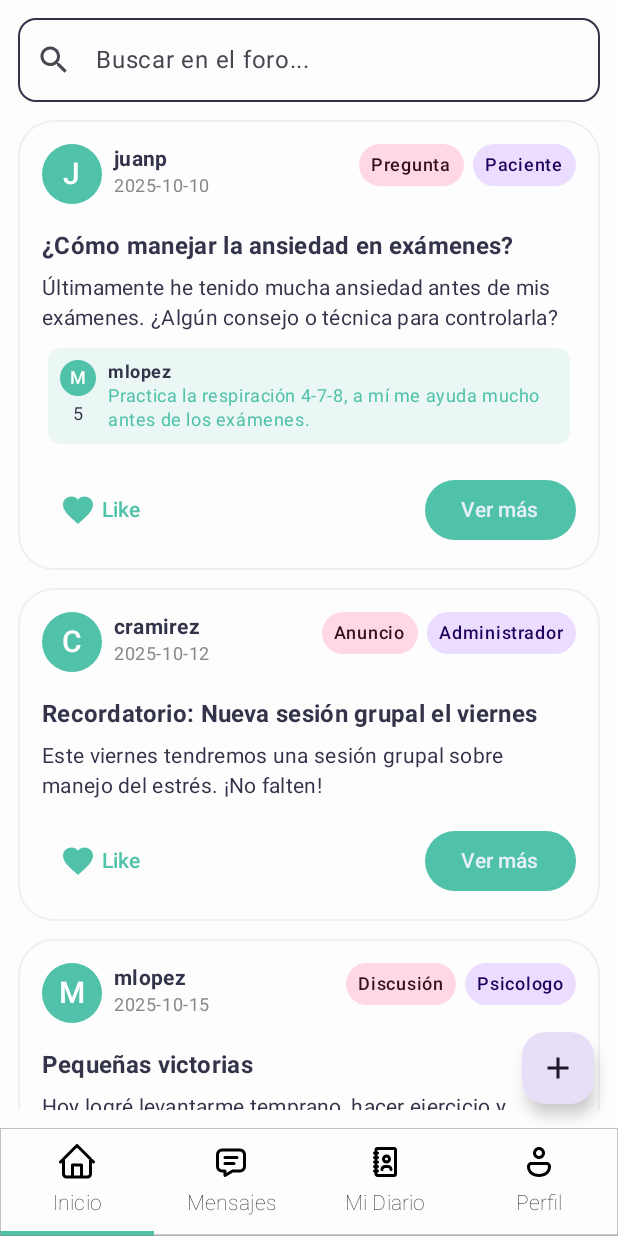
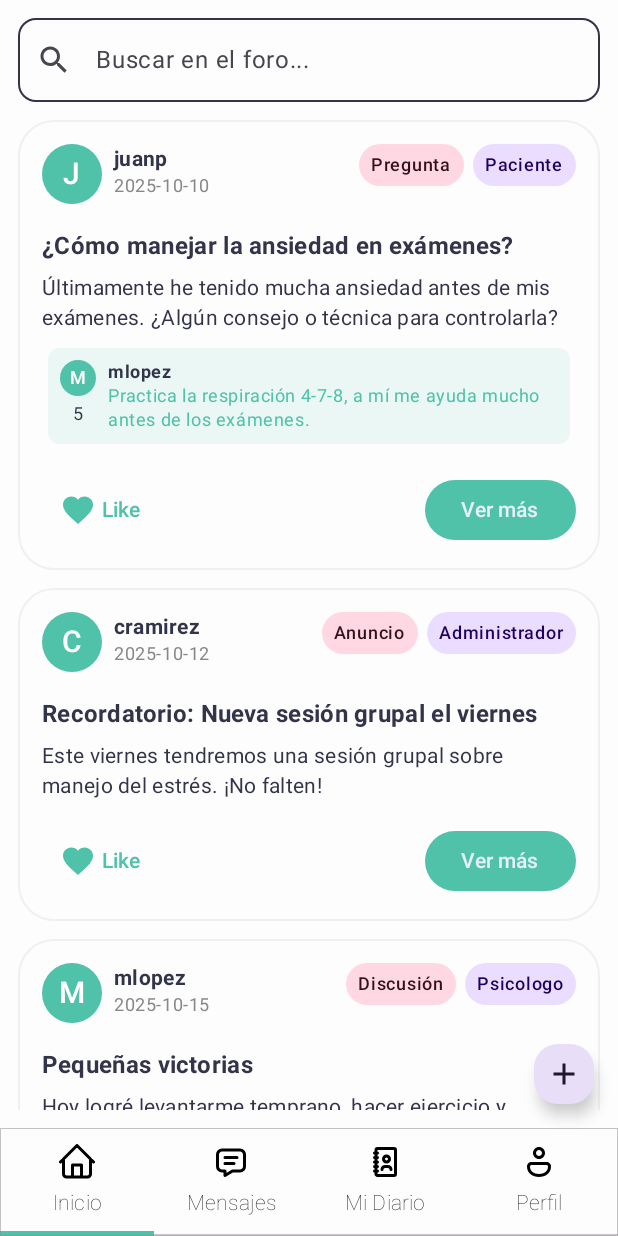
Before and after one commit to LaAlejandraDev/ProjectTakeCareMovil, an Android app built with Jetpack Compose: the screen it shows after launch (MainActivity), on a phone screen of 412 x 824 dp. Run offline under Robolectric (Android 15) with nearby library versions, the phone set to English and light mode, and no system bars.

Commit message:
Recomposicion de componente boton flotante

```diff
--- a/app/src/main/java/com/example/takecare/ui/components/FloatingButton.kt
+++ b/app/src/main/java/com/example/takecare/ui/components/FloatingButton.kt
@@ -10,14 +10,18 @@ import androidx.compose.material3.Icon
 import androidx.compose.material3.MaterialTheme
 import androidx.compose.runtime.Composable
 import androidx.compose.ui.Modifier
+import androidx.compose.ui.unit.Dp
 import androidx.compose.ui.unit.dp
 import androidx.navigation.NavController
 import com.example.takecare.ui.navigation.HomeRoutes
 
 @Composable
 fun FloatingPostButton(
-    navController: NavController
+    navController: NavController,
+    buttonSize: ButtonSize = ButtonSize.SMALL,
+    content: @Composable () -> Unit = {}
 ) {
+
     FloatingActionButton(
         onClick = { navController.navigate(HomeRoutes.CreatePost.route) },
         shape = RoundedCornerShape(16.dp),
@@ -27,11 +31,14 @@ fun FloatingPostButton(
             defaultElevation = 6.dp,
             pressedElevation = 10.dp
         ),
-        modifier = Modifier.size(48.dp)
+        modifier = Modifier.size(buttonSize.size)
     ) {
-        Icon(
-            imageVector = Icons.Default.Add,
-            contentDescription = "Crear post",
-        )
+        content()
     }
 }
+
+enum class ButtonSize(val size: Dp) {
+    SMALL(40.dp),
+    MEDIUM(56.dp),
+    LARGE(72.dp)
+}
--- a/app/src/main/java/com/example/takecare/ui/screens/home/HomeScreen.kt
+++ b/app/src/main/java/com/example/takecare/ui/screens/home/HomeScreen.kt
@@ -2,24 +2,28 @@ package com.example.takecare.ui.screens.home
 
 import BottomTabBar
 import androidx.compose.foundation.background
+import androidx.compose.foundation.layout.Arrangement
 import androidx.compose.foundation.layout.Box
+import androidx.compose.foundation.layout.Column
 import androidx.compose.foundation.layout.fillMaxSize
 import androidx.compose.foundation.layout.padding
-import androidx.compose.foundation.rememberScrollState
-import androidx.compose.foundation.verticalScroll
-import androidx.compose.material3.Button
-import androidx.compose.material3.FabPosition
+import androidx.compose.material.icons.Icons
+import androidx.compose.material.icons.filled.Add
+import androidx.compose.material.icons.filled.Warning
+import androidx.compose.material3.Icon
 import androidx.compose.material3.MaterialTheme
 import androidx.compose.material3.Scaffold
 import androidx.compose.material3.Text
 import androidx.compose.runtime.Composable
 import androidx.compose.ui.Alignment
 import androidx.compose.ui.Modifier
+import androidx.compose.ui.unit.dp
 import androidx.lifecycle.viewmodel.compose.viewModel
 import androidx.navigation.compose.NavHost
 import androidx.navigation.compose.composable
 import androidx.navigation.compose.currentBackStackEntryAsState
 import androidx.navigation.compose.rememberNavController
+import com.example.takecare.ui.components.ButtonSize
 import com.example.takecare.ui.components.FloatingPostButton
 import com.example.takecare.ui.navigation.HomeRoutes
 import com.example.takecare.ui.screens.forum.ForumCreatePost
@@ -43,7 +47,16 @@ fun HomeScreen() {
 
         floatingActionButton = {
             if (currentRoute == HomeRoutes.Home.route) {
-                FloatingPostButton(navController)
+                Column (
+                    verticalArrangement = Arrangement.spacedBy(8.dp)
+                ) {
+                    FloatingPostButton(navController, buttonSize = ButtonSize.SMALL) {
+                        Icon(
+                            imageVector = Icons.Default.Add,
+                            contentDescription = "Crear post",
+                        )
+                    }
+                }
             }
         }
     ) { innerPadding ->
```
